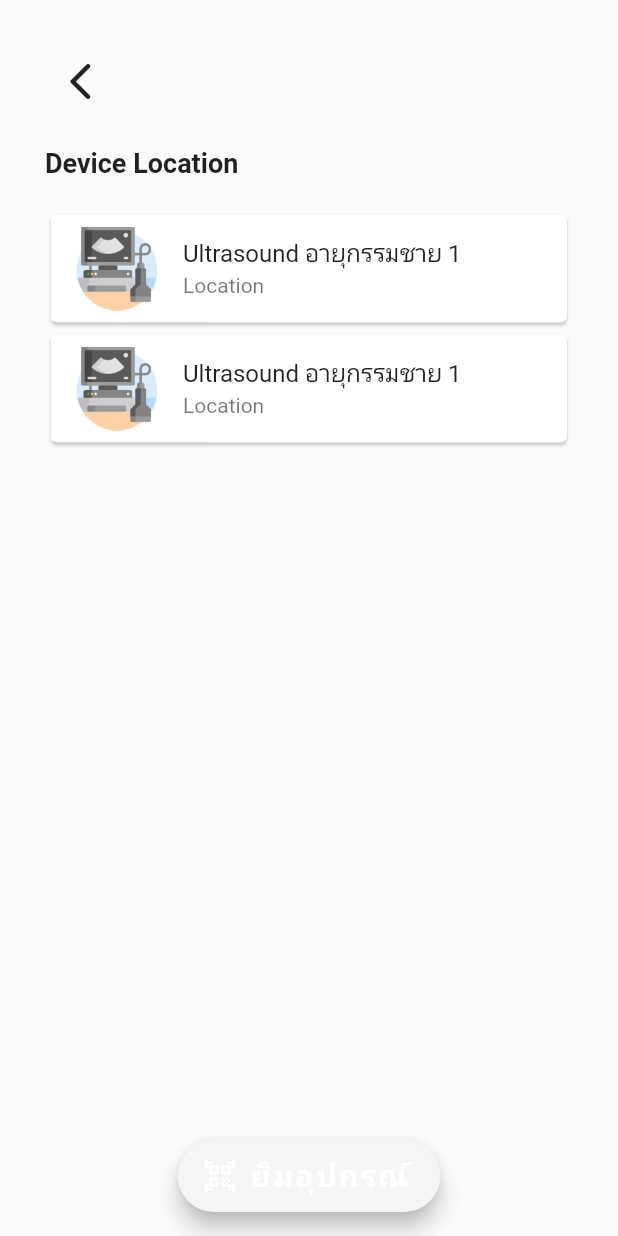
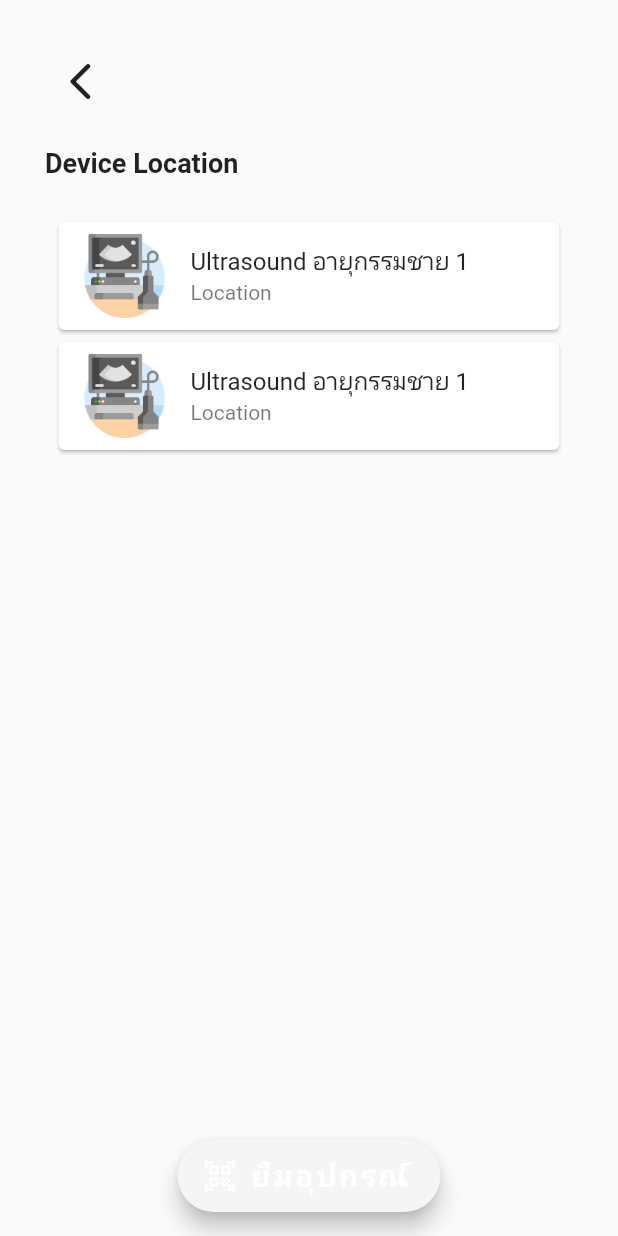
Before and after one commit to u4507075/device_booking, a Flutter app: the UltrasoundStatus screen opened directly, on a phone screen of 412 x 824 dp. Run offline on Flutter 3.47's test engine with Material 2 defaults, Android fonts, the phone set to English and light mode, and no system bars; our stand-ins replace cloud_firestore, device_info, firebase_auth, firebase_core, firebase_database; missing offline and left inert: clipboard, flutter_barcode_scanner; accounts and stored records are empty.

Commit message:
update main

```diff
--- a/lib/pages/ultrasoundstatus.dart
+++ b/lib/pages/ultrasoundstatus.dart
@@ -6,10 +6,20 @@ import 'package:device_booking/src/button.dart';
 import 'package:device_booking/src/qrfloatingbutton.dart';
 import 'package:device_booking/pages/deviceinfo.dart';
 
-class UltrasoundStatus extends StatelessWidget {
+class UltrasoundStatus extends StatefulWidget {
+  @override
+  _UltrasoundStatusState createState() => _UltrasoundStatusState();
+}
+
+class _UltrasoundStatusState extends State<UltrasoundStatus> {
   final String _assetPath = "assets/images/ultrasonography.png";
-  final String _title = "Ultrasound";
-  final List<Device> devices = Device.fetchAll();
+  List<Device> devices;
+
+  @override
+  void initState() {
+    super.initState();
+    devices = Device.fetchAll();
+  }
 
   @override
   Widget build(BuildContext context) {
@@ -43,23 +53,28 @@ class UltrasoundStatus extends StatelessWidget {
               child: Container(
                 height: MediaQuery.of(context).size.height * 0.7,
                 child: ListView.builder(
-                  // padding: EdgeInsets.all(0.0),
+                  padding: EdgeInsets.all(5.0),
                   itemCount: devices.length,
                   itemBuilder: (context, index) {
                     print(devices[index]);
+                    return deviceStatus(
+                        name: devices[index].name, type: devices[index].type);
                     // return Text(devices[index].name);
+                    // return CardStatus(
+                    //   name: devices[index].name,
+                    //   type: 'ultrasound',
 
-                    return Card(
-                      child: ListTile(
-                        onTap: () {},
-                        title: Text(devices[index].name),
-                        subtitle: Text('Location'),
-                        leading: Image.asset(
-                          _assetPath,
-                          fit: BoxFit.cover,
-                        ),
-                      ),
-                    );
+                    // return Card(
+                    //   child: ListTile(
+                    //     onTap: () {},
+                    //     title: Text(devices[index].name),
+                    //     subtitle: Text('Location'),
+                    //     leading: Image.asset(
+                    //       _assetPath,
+                    //       fit: BoxFit.cover,
+                    //     ),
+                    //   ),
+                    // );
                   },
                 ),
               ),
@@ -72,3 +87,36 @@ class UltrasoundStatus extends StatelessWidget {
     ));
   }
 }
+
+Widget deviceStatus({String name, String type}) {
+  String assetPath;
+  if (type == 'ultrasound') {
+    assetPath = "assets/images/ultrasonography.png";
+  } else if (type == 'ekg') {
+    assetPath = "assets/images/electrocardiogram.png";
+  }
+  return CardStatus(name: name, type: type, assetPath: assetPath);
+}
+
+class CardStatus extends StatelessWidget {
+  const CardStatus({Key key, this.name, this.type, this.assetPath})
+      : super(key: key);
+  final String name;
+  final String type;
+  final String assetPath;
+
+  @override
+  Widget build(BuildContext context) {
+    return Card(
+      child: ListTile(
+        onTap: () {},
+        title: Text(name),
+        subtitle: Text('Location'),
+        leading: Image.asset(
+          assetPath,
+          fit: BoxFit.cover,
+        ),
+      ),
+    );
+  }
+}
```
